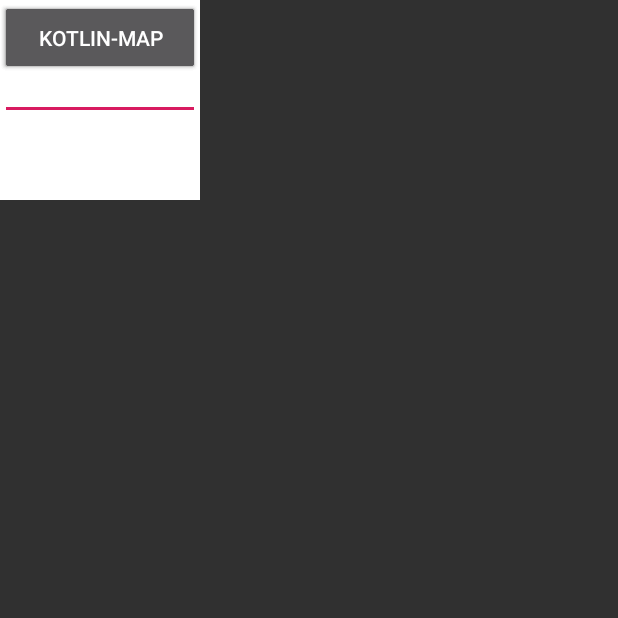
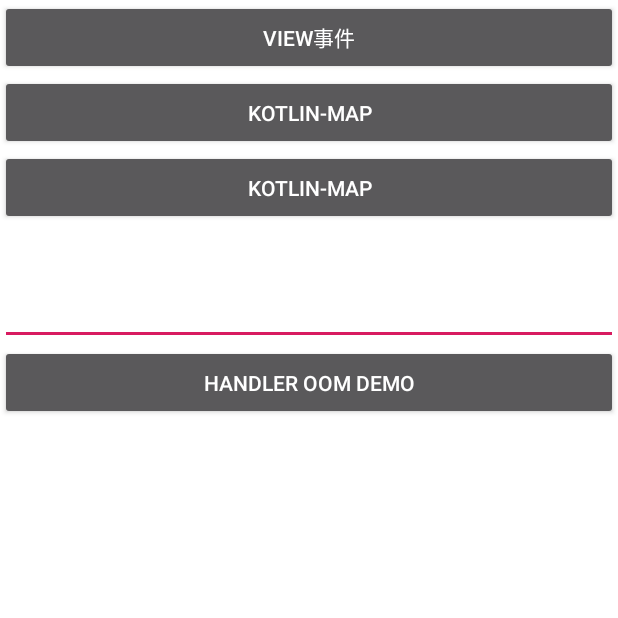
Before and after one commit to 66668/Android_Interview, an Android app: the screen it shows after launch (MainActivity), on a phone screen of 412 x 824 dp, the top half of it. Run offline under Robolectric (Android 15) with nearby library versions, the phone set to English and light mode, and no system bars; our stand-ins replace RxJava; 2 statements that could not run were skipped.

Commit message:
oom Demo

```diff
--- a/app/src/main/AndroidManifest.xml
+++ b/app/src/main/AndroidManifest.xml
@@ -21,6 +21,7 @@
          <activity android:name=".TouchEventActivity">
         </activity>
         <activity android:name=".MapAct"/>
+        <activity android:name=".OomDemoActivity"/>
         <activity android:name=".kotlin.KotlinDemoAct"/>
 
     </application>
--- a/app/src/main/java/com/android/interview/MainActivity.java
+++ b/app/src/main/java/com/android/interview/MainActivity.java
@@ -1,6 +1,7 @@
 package com.android.interview;
 
 import android.content.Intent;
+import android.content.SharedPreferences;
 import android.graphics.Bitmap;
 import android.os.Bundle;
 import android.os.Handler;
@@ -18,6 +19,7 @@ import android.widget.EditText;
 import com.android.interview.kotlin.KotlinDemoAct;
 
 import java.util.LinkedHashMap;
+import java.util.concurrent.ConcurrentHashMap;
 
 import io.reactivex.Observable;
 import io.reactivex.ObservableEmitter;
@@ -31,11 +33,15 @@ public class MainActivity extends BaseAct {
     EditText et_input;
     Button btn_1;
     View mV;
+    ConcurrentHashMap hashMap;
+    SharedPreferences preferences;
     @Override
     protected void onCreate(Bundle savedInstanceState) {
         super.onCreate(savedInstanceState);
         setContentView(R.layout.activity_main);
         initMyView();
+        preferences = getSharedPreferences("",SharedPreferences.);
+        preferences.edit().apply();
     }
 
     private void initMyView(){
@@ -83,6 +89,12 @@ public class MainActivity extends BaseAct {
             @Override
             public void onClick(View v) {
                 startActivity(new Intent(MainActivity.this, KotlinDemoAct.class));
+            }
+        });
+        findViewById(R.id.btn_4).setOnClickListener(new View.OnClickListener() {
+            @Override
+            public void onClick(View v) {
+                startActivity(new Intent(MainActivity.this, OomDemoActivity.class));
             }
         });
         mV = findViewById(R.id.view);
--- a/app/src/main/res/layout/activity_main.xml
+++ b/app/src/main/res/layout/activity_main.xml
@@ -1,8 +1,8 @@
 <?xml version="1.0" encoding="utf-8"?>
-<RelativeLayout xmlns:android="http://schemas.android.com/apk/res/android"
+<LinearLayout xmlns:android="http://schemas.android.com/apk/res/android"
     xmlns:tools="http://schemas.android.com/tools"
-    android:layout_width="200px"
-    android:layout_height="200px"
+    android:layout_width="match_parent"
+    android:layout_height="match_parent"
     android:background="@android:color/white"
     android:orientation="vertical"
     tools:context=".MainActivity">
@@ -35,9 +35,15 @@
         android:textColor="@android:color/black"
         android:textSize="16sp" />
 
+    <Button
+        android:id="@+id/btn_4"
+        android:layout_width="match_parent"
+        android:layout_height="50dp"
+        android:text="handler oom demo" />
+
     <View
         android:id="@+id/view"
         android:layout_width="wrap_content"
         android:layout_height="wrap_content" />
 
-</RelativeLayout>
+</LinearLayout>
--- a/lib_java/src/main/java/lib/interview/java/TryCatchDemo.java
+++ b/lib_java/src/main/java/lib/interview/java/TryCatchDemo.java
@@ -29,4 +29,10 @@ public class TryCatchDemo {
             return t;
         }
     }
+
+    public static int add (int a, int b) {
+        a = 2;
+        int result = a + b;
+        return result;
+    }
 }
```
Also changed, not shown: app/src/main/java/com/android/interview/OomDemoActivity.java (added, +39 -0 lines).
